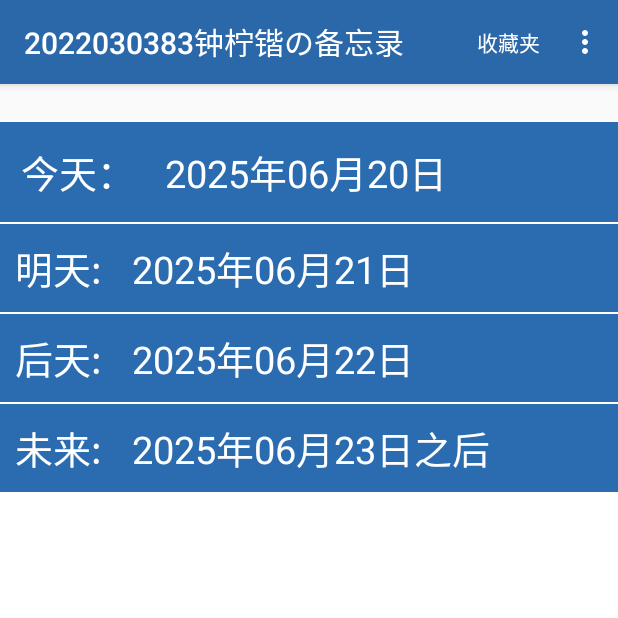
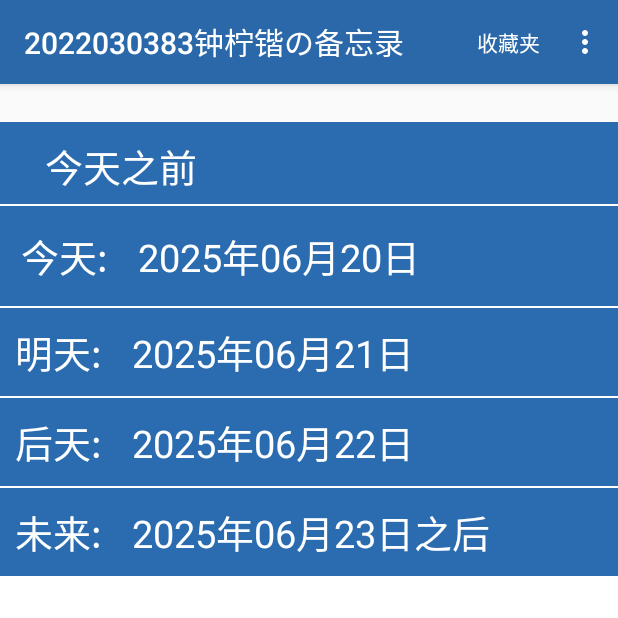
Before and after one commit to znnnk/AndroidMemo, an Android app: the screen it shows after launch (MainActivity), on a phone screen of 412 x 824 dp, the top half of it. Run offline under Robolectric (Android 15) with nearby library versions, the phone set to English and light mode, and no system bars.

Commit message:
显示今天之前的事项

```diff
--- a/app/src/main/java/com/example/androidmemo/BaseFragment.java
+++ b/app/src/main/java/com/example/androidmemo/BaseFragment.java
@@ -31,7 +31,7 @@ public class BaseFragment extends Fragment {
         }
         cursor.close();
 
-        // 更新图标状态（如果提供了视图）
+        // 更新图标状态
         if (starIcon != null) {
             if (newStatus == 1) {
                 starIcon.setImageDrawable(starFilled);
--- a/app/src/main/java/com/example/androidmemo/RemindList.java
+++ b/app/src/main/java/com/example/androidmemo/RemindList.java
@@ -30,88 +30,161 @@ public class RemindList extends BaseFragment  {
 
     public RemindList() {}
     private SQLiteDatabase dbRead;
-    private ListView listToDoToday,listToDoTomorrow,listToDoAfterTomorrow,listToDoAfterAll;
-    private TextView tvToday,tvTomorrow,tvAfterTomorrow,tvAfterAll;
+    private ListView listToDoToday, listToDoTomorrow, listToDoAfterTomorrow,
+            listToDoAfterAll, listExpired;
+    private TextView tvToday, tvTomorrow, tvAfterTomorrow, tvAfterAll, tvExpired;
 
     @Override
     public View onCreateView(LayoutInflater inflater, ViewGroup container,
                              Bundle savedInstanceState) {
         View rootView = inflater.inflate(R.layout.remind_list, container, false);
-        tvToday=(TextView)rootView.findViewById(R.id.tvToday);
-        tvTomorrow=(TextView)rootView.findViewById(R.id.tvTomorrow);
-        tvAfterTomorrow=(TextView)rootView.findViewById(R.id.tvAfterTomorrow);
-        tvAfterAll=(TextView)rootView.findViewById(R.id.tvAfterAll);
 
+        // 初始化文本视图
+        tvToday = (TextView) rootView.findViewById(R.id.tvToday);
+        tvTomorrow = (TextView) rootView.findViewById(R.id.tvTomorrow);
+        tvAfterTomorrow = (TextView) rootView.findViewById(R.id.tvAfterTomorrow);
+        tvAfterAll = (TextView) rootView.findViewById(R.id.tvAfterAll);
+        tvExpired = (TextView) rootView.findViewById(R.id.tvExpired); // 新增的过期文本视图
+
+        // 初始化列表视图
         listToDoToday = (ListView) rootView.findViewById(R.id.listToDoToday);
         listToDoTomorrow = (ListView) rootView.findViewById(R.id.listToDoTomorrow);
         listToDoAfterTomorrow = (ListView) rootView.findViewById(R.id.listToDoAfterTomorrow);
         listToDoAfterAll = (ListView) rootView.findViewById(R.id.listToDoAfterAll);
+        listExpired = (ListView) rootView.findViewById(R.id.listExpired); // 新增的过期列表视图
 
         dbOpenHelper = new MyDBOpenHelper(getActivity().getApplicationContext());
         starFilled = getResources().getDrawable(R.drawable.ic_star_filled);
         starOutline = getResources().getDrawable(R.drawable.ic_star_outline);
 
-        SimpleDateFormat dateFormatter = new SimpleDateFormat ("yyyy年MM月dd日");
-        tvToday.setText(dateFormatter.format(new Date(System.currentTimeMillis())));
-        tvTomorrow.setText(dateFormatter.format(new Date(System.currentTimeMillis()+86400000)));
-        tvAfterTomorrow.setText(dateFormatter.format(new Date(System.currentTimeMillis()+86400000*2)));
-        tvAfterAll.setText(dateFormatter.format(new Date(System.currentTimeMillis()+86400000*3))+"之后");
-        dbOpenHelper = new MyDBOpenHelper(getActivity().getApplicationContext());
-        dbRead= dbOpenHelper.getReadableDatabase();
-        readToDoList(new Date(System.currentTimeMillis()),listToDoToday,0);
-        readToDoList(new Date(System.currentTimeMillis()+86400000),listToDoTomorrow,0);
-        readToDoList(new Date(System.currentTimeMillis()+86400000*2),listToDoAfterTomorrow,0);
-        readToDoList(new Date(System.currentTimeMillis()),listToDoAfterAll,1);
+        // 设置日期显示
+        SimpleDateFormat dateFormatter = new SimpleDateFormat("yyyy年MM月dd日");
+        long currentTime = System.currentTimeMillis();
+        tvToday.setText(dateFormatter.format(new Date(currentTime)));
+        tvTomorrow.setText(dateFormatter.format(new Date(currentTime + 86400000)));
+        tvAfterTomorrow.setText(dateFormatter.format(new Date(currentTime + 86400000 * 2)));
+        tvAfterAll.setText(dateFormatter.format(new Date(currentTime + 86400000 * 3)) + "之后");
+        tvExpired.setText("今天之前"); // 设置过期分组标题
+
+        // 获取可读数据库
+        dbRead = dbOpenHelper.getReadableDatabase();
+
+        // 加载所有任务列表
+        readToDoList(new Date(currentTime), listToDoToday, 0);
+        readToDoList(new Date(currentTime + 86400000), listToDoTomorrow, 0);
+        readToDoList(new Date(currentTime + 86400000 * 2), listToDoAfterTomorrow, 0);
+        readToDoList(new Date(currentTime + 86400000 * 3), listToDoAfterAll, 1);
+        readExpiredTasks(listExpired); // 加载过期任务
+
         return rootView;
     }
 
-    protected void readToDoList(Date toDoDay,ListView toDoList,int i){
-        SimpleDateFormat dayFormatter = new SimpleDateFormat ("yyyy-MM-dd");
-        ArrayList taskList = new ArrayList<HashMap<String,String>>();
-        // 修改排序逻辑：先按收藏状态降序，再按提醒时间升序
-        Cursor result=dbRead.query("tb_ToDoItem",new String[]{"_id","remindTitle","remindText","remindDate","haveDo","isFavorite"}, null,null,null,null,"isFavorite DESC, remindDate ASC",null);
-        if(i==0){
-            while(result.moveToNext()){
-                if (result.getString (3).substring(0,10).compareTo(dayFormatter.format(toDoDay))==0){
-                    HashMap<String,String> temp = new HashMap<String,String>();
+    // 新增方法：读取过期任务
+    protected void readExpiredTasks(ListView expiredList) {
+        SimpleDateFormat dayFormatter = new SimpleDateFormat("yyyy-MM-dd");
+        String todayStr = dayFormatter.format(new Date());
+
+        ArrayList<HashMap<String, String>> taskList = new ArrayList<>();
+
+        // 查询所有过期任务（提醒日期在今天之前）
+        Cursor result = dbRead.query("tb_ToDoItem",
+                new String[]{"_id", "remindTitle", "remindText", "remindDate", "haveDo", "isFavorite"},
+                "substr(remindDate, 1, 10) < ?",
+                new String[]{todayStr},
+                null, null,
+                "isFavorite DESC, remindDate DESC", null); // 按收藏优先，然后按提醒时间倒序
+
+        while (result.moveToNext()) {
+            HashMap<String, String> temp = new HashMap<>();
             temp.put("_id", String.valueOf(result.getInt(0)));
-                    temp.put("remindTitle", result.getString (1));
-                    temp.put("remindDate", "提醒时间："+result.getString (3).substring(11));
+            temp.put("remindTitle", result.getString(1));
+            temp.put("remindDate", "过期时间：" + result.getString(3)); // 显示完整日期时间
             temp.put("remindText", "备注：" + result.getString(2));
-                    temp.put("taskHaveDo", result.getInt(4)==0?"×未处理":"√已处理");
+            temp.put("taskHaveDo", result.getInt(4) == 0 ? "×未处理" : "√已处理");
             temp.put("isFavorite", String.valueOf(result.getInt(5)));
             taskList.add(temp);
         }
+        result.close();
+
+        // 创建适配器并设置监听器
+        createAdapterAndSetListeners(taskList, expiredList);
     }
-        }else if(i==1){
-            while(result.moveToNext()){
-                SimpleDateFormat dateFormatter = new SimpleDateFormat("yyyy-MM-dd HH:mm:ss");
-                Date remindDay = null,today=null;
+
+    protected void readToDoList(Date toDoDay, ListView toDoList, int listType) {
+        SimpleDateFormat dayFormatter = new SimpleDateFormat("yyyy-MM-dd");
+        ArrayList<HashMap<String, String>> taskList = new ArrayList<>();
+
+        // 获取基准日期字符串
+        String baseDateStr = dayFormatter.format(toDoDay);
+        String threeDaysLaterStr = dayFormatter.format(new Date(toDoDay.getTime()));
+
+        Cursor result = null;
         try {
-                    remindDay = dateFormatter.parse(result.getString(3));
-                    today=dayFormatter.parse(dayFormatter.format(toDoDay));
-                    if(((remindDay.getTime() - today.getTime())/(24*3600*1000)) >=3) {
-                        HashMap<String,String> temp = new HashMap<String,String>();
-                        temp.put("_id", String.valueOf(result.getInt(0)));
-                        temp.put("remindTitle", result.getString (1));
-                        temp.put("remindDate", "提醒时间："+result.getString (3));
-                        temp.put("remindText", "备注：" + result.getString(2));
-                        temp.put("taskHaveDo", result.getInt(4)==0?"×未处理":"√已处理");
-                        temp.put("isFavorite", String.valueOf(result.getInt(5)));
-                        taskList.add(temp);
+            // 查询数据库并按优先级排序
+            result = dbRead.query("tb_ToDoItem",
+                    new String[]{"_id", "remindTitle", "remindText", "remindDate", "haveDo", "isFavorite"},
+                    null, null, null, null,
+                    "isFavorite DESC, remindDate ASC", null);
+
+            if (result != null) {
+                while (result.moveToNext()) {
+                    String remindDateStr = result.getString(3);
+                    String remindDateOnly = remindDateStr.substring(0, 10);
+
+                    // 今日/明日/后日列表
+                    if (listType == 0) {
+                        if (remindDateOnly.equals(baseDateStr)) {
+                            addTaskToList(result, taskList, false);
                         }
-                } catch (ParseException e) {
-                    e.printStackTrace();
+                    }
+                    // 三天后列表
+                    else if (listType == 1) {
+                        try {
+                            // 使用字符串比较日期
+                            if (remindDateOnly.compareTo(threeDaysLaterStr) >= 0) {
+                                addTaskToList(result, taskList, true);
+                            }
+                        } catch (Exception e) {
+                            Log.e("DateCompare", "日期比较错误: " + e.getMessage());
                         }
                     }
                 }
+            }
+        } finally {
+            if (result != null) {
+                result.close();
+            }
+        }
 
+        // 创建适配器并设置监听器
+        createAdapterAndSetListeners(taskList, toDoList);
+    }
+
+    private void addTaskToList(Cursor cursor, ArrayList<HashMap<String, String>> taskList, boolean showFullDate) {
+        HashMap<String, String> temp = new HashMap<>();
+        temp.put("_id", String.valueOf(cursor.getInt(0)));
+        temp.put("remindTitle", cursor.getString(1));
+
+        // 根据类型决定显示完整日期还是仅时间
+        String timeDisplay = showFullDate ?
+                "提醒时间：" + cursor.getString(3) :
+                "提醒时间：" + cursor.getString(3).substring(11);
+
+        temp.put("remindDate", timeDisplay);
+        temp.put("remindText", "备注：" + cursor.getString(2));
+        temp.put("taskHaveDo", cursor.getInt(4) == 0 ? "×未处理" : "√已处理");
+        temp.put("isFavorite", String.valueOf(cursor.getInt(5)));
+        taskList.add(temp);
+    }
+
+    private void createAdapterAndSetListeners(final ArrayList<HashMap<String, String>> taskList, final ListView listView) {
         final SimpleAdapter listViewAdapter = new SimpleAdapter(
                 getActivity(),
                 taskList,
                 R.layout.remind_list_item,
-                new String[] {"remindDate", "remindTitle","remindText","taskHaveDo"},
-                new int[]{R.id.remind_listitem_remindDate,R.id.remind_listitem_taskTitle,R.id.remind_listitem_taskText,R.id.remind_listitem_haveDo}
+                new String[]{"remindDate", "remindTitle", "remindText", "taskHaveDo"},
+                new int[]{R.id.remind_listitem_remindDate, R.id.remind_listitem_taskTitle,
+                        R.id.remind_listitem_taskText, R.id.remind_listitem_haveDo}
         ) {
             @Override
             public View getView(int position, View convertView, ViewGroup parent) {
@@ -120,59 +193,63 @@ public class RemindList extends BaseFragment  {
                 final String taskId = item.get("_id");
                 final String isFavorite = item.get("isFavorite");
                 ImageView starIcon = view.findViewById(R.id.starIcon);
-                if ("1".equals(isFavorite)) {
-                    starIcon.setImageDrawable(starFilled);
-                } else {
-                    starIcon.setImageDrawable(starOutline);
-                }
-                starIcon.setOnClickListener(new View.OnClickListener() {
-                    @Override
-                    public void onClick(View v) {
-                        toggleStarStatus(taskId, starIcon);
-                    }
-                });
+                starIcon.setImageDrawable("1".equals(isFavorite) ? starFilled : starOutline);
+
+                starIcon.setOnClickListener(v -> toggleStarStatus(taskId, starIcon));
                 return view;
             }
         };
 
-        toDoList.setAdapter(listViewAdapter);
-        setListViewHeight(toDoList);
+        listView.setAdapter(listViewAdapter);
+        setListViewHeight(listView);
 
-        toDoList.setOnItemClickListener(new AdapterView.OnItemClickListener() {
-            @Override
-            public void onItemClick(AdapterView<?> adapterView, View view, int position, long l) {
-                HashMap<String, String> temp = (HashMap<String, String>) listViewAdapter.getItem(position);
-                final String taskID = temp.get("_id");
-                Cursor result=dbRead.query("tb_ToDoItem",null,"_id=? ",new String[]{taskID},null,null,null,null);
-                result.moveToFirst();
-                HashMap<String,String> itemFindByID = new HashMap<String,String>();
-                itemFindByID.put("remindTitle", "标题："+result.getString (1)+"\n");
-                itemFindByID.put("createDate", "创建时间："+result.getString (2)+"\n");
-                String ll=result.getString (3).equals(" ")?result.getString (2):result.getString (3);
-                itemFindByID.put("modifyDate", "最后修改："+ll+"\n");
-                itemFindByID.put("remindText", "备注：" + result.getString(4)+"\n");
-                itemFindByID.put("remindDate", "提醒时间："+result.getString (5)+"\n");
-                itemFindByID.put("haveDo", result.getInt(6)==0?"×未处理":"√已处理");
-                final boolean isFavoritered = result.getInt(7) == 1;
+        // 短按查看详情
+        listView.setOnItemClickListener((parent, view, position, id) -> {
+            HashMap<String, String> item = (HashMap<String, String>) listViewAdapter.getItem(position);
+            showTaskDetailsDialog(item.get("_id"));
+        });
+
+        // 长按删除
+        listView.setOnItemLongClickListener((parent, view, position, id) -> {
+            HashMap<String, String> item = (HashMap<String, String>) listViewAdapter.getItem(position);
+            showDeleteConfirmationDialog(item.get("_id"), item.get("remindTitle"));
+            return true;
+        });
+    }
+
+    private void showTaskDetailsDialog(final String taskID) {
+        Cursor result = dbRead.query("tb_ToDoItem", null, "_id=?", new String[]{taskID}, null, null, null);
+        if (result.moveToFirst()) {
+            StringBuilder details = new StringBuilder();
+            details.append("标题：").append(result.getString(1)).append("\n");
+            details.append("创建时间：").append(result.getString(2)).append("\n");
+            details.append("最后修改：").append(result.getString(3)).append("\n");
+            details.append("备注：").append(result.getString(4)).append("\n");
+            details.append("提醒时间：").append(result.getString(5)).append("\n");
+            details.append(result.getInt(6) == 0 ? "×未处理" : "√已处理");
 
             new AlertDialog.Builder(getActivity())
                     .setTitle("详细信息")
-                        .setMessage(itemFindByID.get("remindTitle")+itemFindByID.get("createDate")+itemFindByID.get("modifyDate")+itemFindByID.get("remindText")+itemFindByID.get("remindDate")+itemFindByID.get("haveDo"))
-                        .setNegativeButton("设为已处理", new DialogInterface.OnClickListener() {
-                            public void onClick(DialogInterface arg0, int arg1) {
+                    .setMessage(details.toString())
+                    .setNegativeButton("设为已处理", (dialog, which) -> updateTaskStatus(taskID))
+                    .setNeutralButton("修改内容", (dialog, which) -> openUpdateFragment(taskID))
+                    .create()
+                    .show();
+        }
+        result.close();
+    }
+
+    private void updateTaskStatus(String taskID) {
         SQLiteDatabase dbWriter = dbOpenHelper.getWritableDatabase();
         ContentValues cv = new ContentValues();
-                                cv.put("haveDo",1);
-                                dbWriter.update("tb_ToDoItem", cv,"_id=?", new String[]{taskID});
+        cv.put("haveDo", 1);
+        dbWriter.update("tb_ToDoItem", cv, "_id=?", new String[]{taskID});
         dbWriter.close();
-                                getFragmentManager().beginTransaction()
-                                        .replace(R.id.fragment_container, new RemindList())
-                                        .commit();
+        refreshFragment();
     }
-                        })
-                        .setNeutralButton("修改该项内容", new DialogInterface.OnClickListener() {
-                            public void onClick(DialogInterface arg0, int arg1) {
-                                final Bundle bundle = new Bundle();
+
+    private void openUpdateFragment(String taskID) {
+        Bundle bundle = new Bundle();
         bundle.putString("taskID", taskID);
         Update updateFragment = new Update();
         updateFragment.setArguments(bundle);
@@ -181,49 +258,39 @@ public class RemindList extends BaseFragment  {
                 .addToBackStack(null)
                 .commit();
     }
-                        })
+
+    private void showDeleteConfirmationDialog(final String taskID, String title) {
+        new AlertDialog.Builder(getActivity())
+                .setTitle("警告")
+                .setMessage("删除待办事项？\n\n标题：" + title)
+                .setPositiveButton("删除", (dialog, which) -> deleteTask(taskID))
+                .setNegativeButton("取消", null)
                 .create()
                 .show();
     }
-        });
 
-        toDoList.setOnItemLongClickListener(new AdapterView.OnItemLongClickListener(){
-            @Override
-            public boolean onItemLongClick(AdapterView<?> parent, View view, int position, long id) {
-                HashMap<String,String> temp = (HashMap<String,String>)listViewAdapter.getItem(position);
-                final String taskID=temp.get("_id");
-                String remindTitle=temp.get("remindTitle");
-                new AlertDialog.Builder(getActivity())
-                        .setTitle("警告")
-                        .setMessage("您要删除这条待办事项吗?"+"\n\n待办事项标题："+ remindTitle)
-                        .setPositiveButton("删除", new DialogInterface.OnClickListener() {
-                            public void onClick(DialogInterface arg0, int arg1) {
+    private void deleteTask(String taskID) {
         SQLiteDatabase dbWriter = dbOpenHelper.getWritableDatabase();
         dbWriter.delete("tb_ToDoItem", "_id=?", new String[]{taskID});
         dbWriter.close();
+        refreshFragment();
+    }
+
+    private void refreshFragment() {
         getFragmentManager().beginTransaction()
                 .replace(R.id.fragment_container, new RemindList())
                 .commit();
     }
-                        })
-                        .setNegativeButton("取消", null)
-                        .create()
-                        .show();
-                return true;
-            }
-        });
-    }
 
     public static void setListViewHeight(ListView listview) {
+        ListAdapter adapter = listview.getAdapter();
+        if (adapter == null) return;
+
         int totalHeight = 0;
-        ListAdapter adapter= listview.getAdapter();
-        if(null != adapter) {
-            for (int i = 0; i <adapter.getCount(); i++) {
+        for (int i = 0; i < adapter.getCount(); i++) {
             View listItem = adapter.getView(i, null, listview);
-                if (null != listItem) {
             listItem.measure(0, 0);
             totalHeight += listItem.getMeasuredHeight();
-                }
         }
 
         ViewGroup.LayoutParams params = listview.getLayoutParams();
@@ -231,4 +298,3 @@ public class RemindList extends BaseFragment  {
         listview.setLayoutParams(params);
     }
 }
-}
--- a/app/src/main/res/layout/remind_list.xml
+++ b/app/src/main/res/layout/remind_list.xml
@@ -17,6 +17,40 @@
             android:layout_height="match_parent"
             android:orientation="vertical">
 
+            <!-- 已过期分组 -->
+            <LinearLayout
+                android:layout_width="match_parent"
+                android:layout_height="wrap_content"
+                android:background="#2b6cb0"
+                android:orientation="horizontal">
+
+                <TextView
+                    android:layout_width="wrap_content"
+                    android:layout_height="wrap_content"
+                    android:padding="10dp"
+                    android:textColor="#B71C1C"
+                    android:textSize="25sp" />
+
+                <TextView
+                    android:id="@+id/tvExpired"
+                    android:layout_width="match_parent"
+                    android:layout_height="match_parent"
+                    android:gravity="center_vertical"
+                    android:padding="10dp"
+                    android:textColor="#FFFFFF"
+                    android:textSize="25sp" />
+            </LinearLayout>
+
+            <View style="@style/divider_horizontal" />
+
+            <ListView
+                android:id="@+id/listExpired"
+                android:layout_width="match_parent"
+                android:layout_height="match_parent" />
+
+            <View style="@style/divider_horizontal" />
+
+            <!-- 今天分组 -->
             <LinearLayout
                 android:layout_width="match_parent"
                 android:layout_height="wrap_content"
@@ -28,7 +62,7 @@
                     android:layout_width="wrap_content"
                     android:layout_height="wrap_content"
                     android:padding="10dp"
-                    android:text="今天："
+                    android:text="今天:"
                     android:textColor="#ffffff"
                     android:textSize="25sp" />
 
@@ -52,6 +86,7 @@
 
             <View style="@style/divider_horizontal" />
 
+            <!-- 明天分组 -->
             <LinearLayout
                 android:layout_width="match_parent"
                 android:layout_height="wrap_content"
@@ -86,6 +121,7 @@
 
             <View style="@style/divider_horizontal" />
 
+            <!-- 后天分组 -->
             <LinearLayout
                 android:layout_width="match_parent"
                 android:layout_height="wrap_content"
@@ -120,6 +156,7 @@
 
             <View style="@style/divider_horizontal" />
 
+            <!-- 未来分组 -->
             <LinearLayout
                 android:layout_width="match_parent"
                 android:layout_height="wrap_content"
```
Lines whose indentation alone changed are shown as unchanged.
